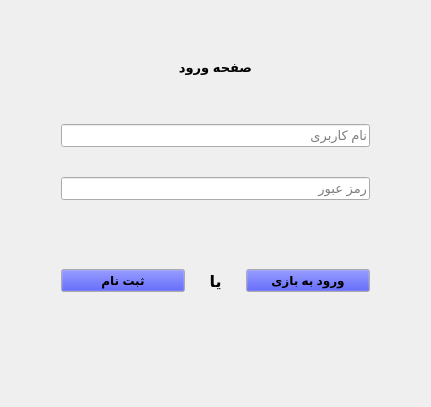
Above: SignIn.ui from Mahdi-Ghasemii/AP_Project before the change. Below: the same form after it.
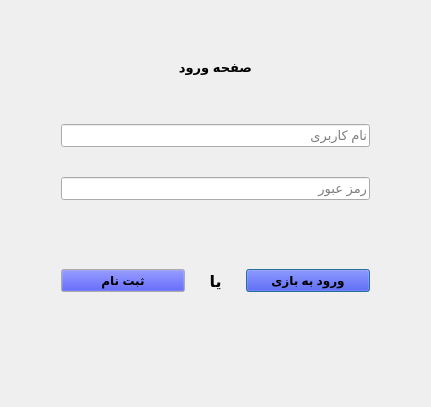
That is the form after the change.

```diff
--- a/SignIn.ui
+++ b/SignIn.ui
@@ -273,6 +273,9 @@
         <property name="autoDefault">
          <bool>true</bool>
         </property>
+        <property name="default">
+         <bool>true</bool>
+        </property>
        </widget>
       </item>
      </layout>
```
